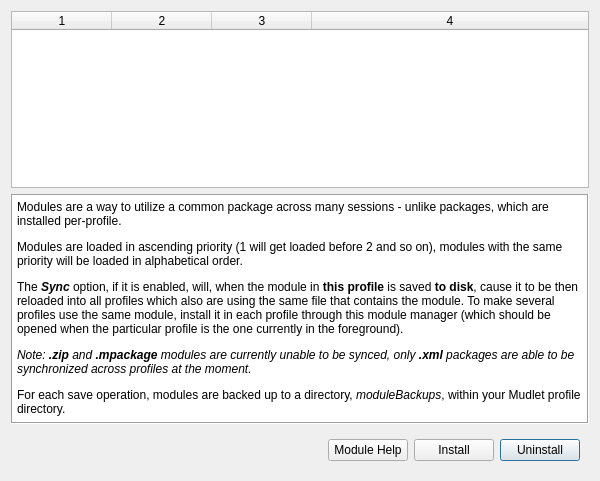
Mudlet/Mudlet, file src/ui/module_manager.ui: the form before one commit.
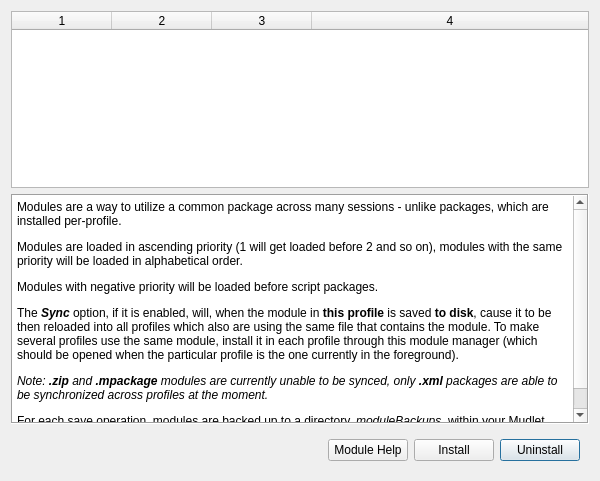
The form after the commit.

Commit message: add negative priority remark in infobox of modules

The edit to the form file:
```diff
--- a/src/ui/module_manager.ui
+++ b/src/ui/module_manager.ui
@@ -78,6 +78,7 @@
      <property name="html">
       <string>&lt;html&gt;&lt;head/&gt;&lt;body&gt;&lt;p&gt;Modules are a way to utilize a common package across many sessions - unlike packages, which are installed per-profile.&lt;/p&gt;
 &lt;p&gt;Modules are loaded in ascending priority (1 will get loaded before 2 and so on), modules with the same priority will be loaded in alphabetical order.&lt;/p&gt;
+&lt;p&gt;Modules with negative priority will be loaded before script packages.&lt;/p&gt;
 &lt;p&gt;The &lt;b&gt;&lt;i&gt;Sync&lt;/i&gt;&lt;/b&gt; option, if it is enabled, will, when the module in &lt;b&gt;this profile&lt;/b&gt; is saved &lt;b&gt;to disk&lt;/b&gt;, cause it to be then reloaded into all profiles which also are using the same file that contains the module. To make several profiles use the same module, install it in each profile through this module manager (which should be opened when the particular profile is the one currently in the foreground).&lt;/p&gt;&lt;p&gt;
 &lt;i&gt;Note: &lt;b&gt;.zip&lt;/b&gt; and &lt;b&gt;.mpackage&lt;/b&gt; modules are currently unable to be synced, only &lt;b&gt;.xml&lt;/b&gt; packages are able to be synchronized across profiles at the moment.&lt;/i&gt;&lt;/p&gt;
 &lt;p&gt;For each save operation, modules are backed up to a directory, &lt;i&gt;moduleBackups&lt;/i&gt;, within your Mudlet profile directory.&lt;/p&gt;
```
